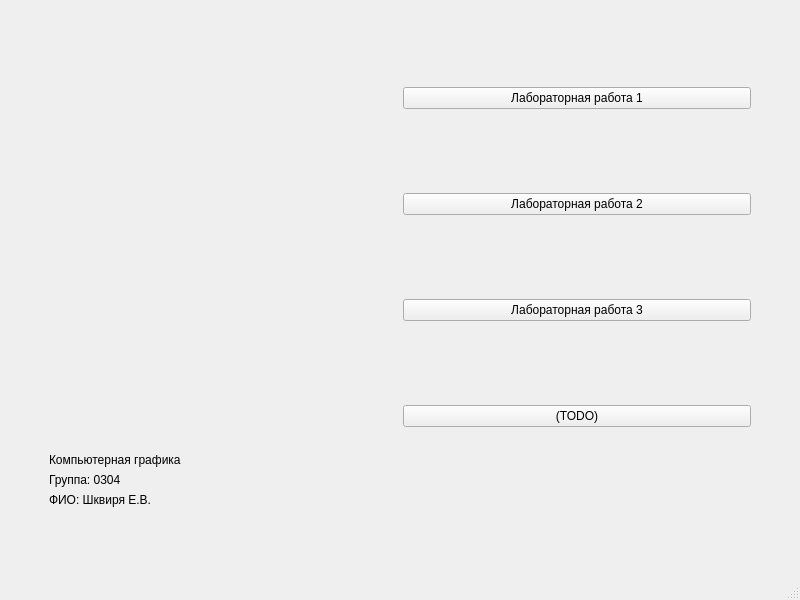
This is labsCompGraphics/compGraphics/ui/splashWindow/splashwindow.ui in Jengle88/labs_etu as Qt 5 draws it before an edit. The edited form follows.
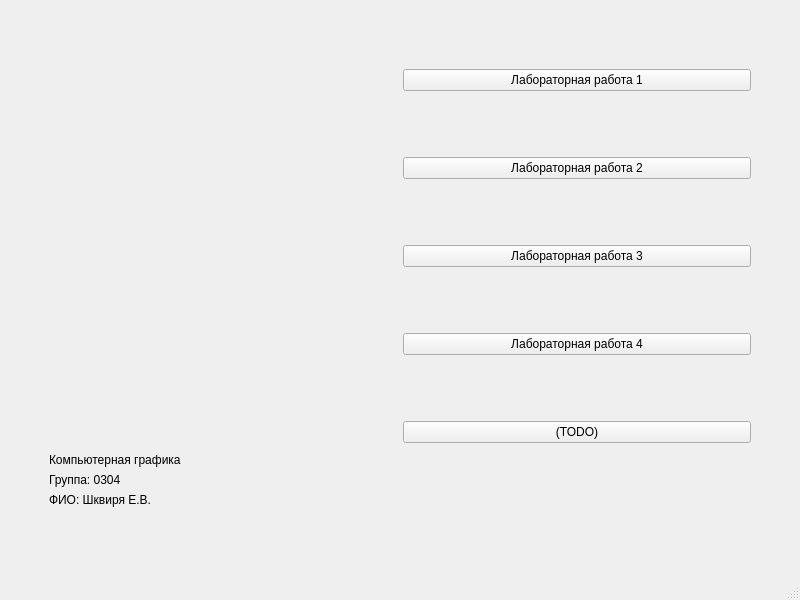
This is the edited form.

```diff
--- a/labsCompGraphics/compGraphics/ui/splashWindow/splashwindow.ui
+++ b/labsCompGraphics/compGraphics/ui/splashWindow/splashwindow.ui
@@ -109,6 +109,13 @@
         <item>
          <widget class="QPushButton" name="buttonLab4">
           <property name="text">
+           <string>Лабораторная работа 4</string>
+          </property>
+         </widget>
+        </item>
+        <item>
+         <widget class="QPushButton" name="buttonLab5">
+          <property name="text">
            <string>(TODO)</string>
           </property>
          </widget>
```
